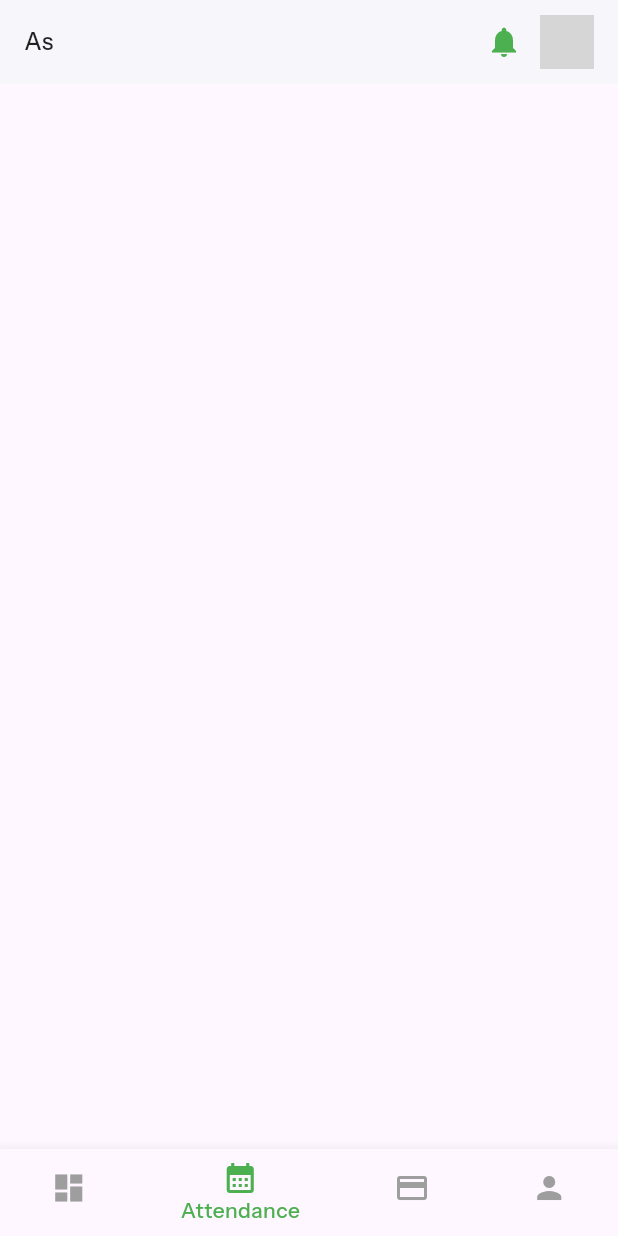
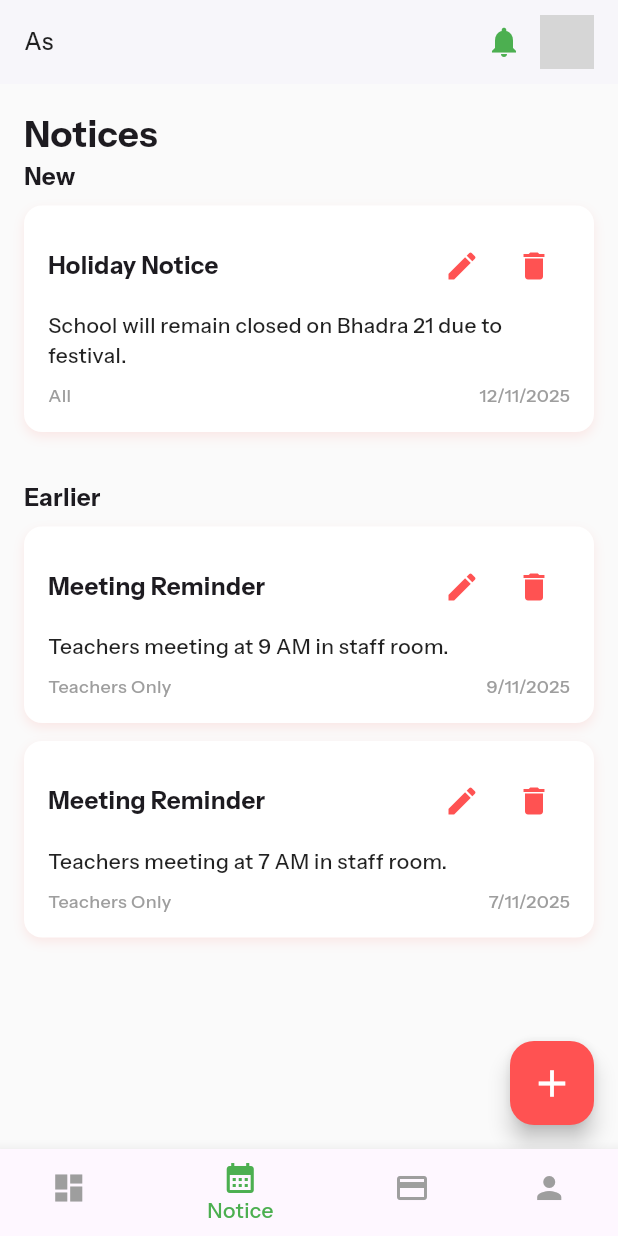
Before and after one commit to Nikmrz/SchoolManagementApp, a Flutter app: the AdminMainview screen opened by its route, item 2 of the bottom bar chosen, on a phone screen of 412 x 824 dp. Run offline on Flutter 3.47's test engine with Material 3 defaults, Android fonts, the phone set to English and light mode, and no system bars; our stand-ins replace stacked, stacked_services, stacked_shared; network calls fail; project files that could hold a hidden picture were left out; grey boxes are pictures that could not be loaded.

Commit message:
admin notice section

```diff
--- a/lib/app/app.dart
+++ b/lib/app/app.dart
@@ -3,6 +3,7 @@ import 'package:schoolmngmtapp/ui/dialogs/info_alert/info_alert_dialog.dart';
 import 'package:schoolmngmtapp/ui/views/admin/admin_login/admin_loginview.dart';
 import 'package:schoolmngmtapp/ui/views/admin/admin_main/admin_dashboard/admin_dashview.dart';
 import 'package:schoolmngmtapp/ui/views/admin/admin_main/admin_mainview.dart';
+import 'package:schoolmngmtapp/ui/views/admin/admin_main/admin_notice/admin_noticeview.dart';
 import 'package:schoolmngmtapp/ui/views/home/home_view.dart';
 import 'package:schoolmngmtapp/ui/views/onboarding/onboarding_view.dart';
 import 'package:schoolmngmtapp/ui/views/parent/otp/otp_view.dart';
@@ -50,6 +51,7 @@ import 'package:stacked_services/stacked_services.dart';
     MaterialRoute(page: NoticeView),
     MaterialRoute(page: TeacherProfileView),
     MaterialRoute(page: TeacherAssignmentView),
+    MaterialRoute(page: AdminNoticeView),
     // @stacked-route
   ],
   dependencies: [
--- a/lib/ui/views/admin/admin_main/admin_mainview.dart
+++ b/lib/ui/views/admin/admin_main/admin_mainview.dart
@@ -1,6 +1,7 @@
 import 'package:flutter/material.dart';
 import 'package:schoolmngmtapp/ui/views/admin/admin_main/admin_dashboard/admin_dashview.dart';
 import 'package:schoolmngmtapp/ui/views/admin/admin_main/admin_mainviewmodel.dart';
+import 'package:schoolmngmtapp/ui/views/admin/admin_main/admin_notice/admin_noticeview.dart';
 import 'package:stacked/stacked.dart';
 
 class AdminMainview extends StatelessWidget {
@@ -51,6 +52,7 @@ class AdminMainview extends StatelessWidget {
             index: model.currentIndex,
             children: const [
               AdminDashview(),
+              AdminNoticeView(),
             ],
           ),
           bottomNavigationBar: BottomNavigationBar(
@@ -65,7 +67,7 @@ class AdminMainview extends StatelessWidget {
               ),
               BottomNavigationBarItem(
                 icon: Icon(Icons.calendar_month),
-                label: 'Attendance',
+                label: 'Notice',
               ),
               BottomNavigationBarItem(
                 icon: Icon(Icons.payment),
--- a/lib/ui/views/admin/admin_main/admin_mainviewmodel.dart
+++ b/lib/ui/views/admin/admin_main/admin_mainviewmodel.dart
@@ -16,6 +16,11 @@ class AdminMainviewmodel extends BaseViewModel {
     _navService.navigateTo('/notifications');
   }
 
+  void onNoticePressed() {
+    currentIndex = 1;
+    notifyListeners();
+  }
+
   void onProfilePressed() {
     currentIndex = 3;
     notifyListeners();
--- /dev/null
+++ b/lib/ui/views/admin/admin_main/admin_notice/admin_noticeview.dart
@@ -0,0 +1,88 @@
+import 'package:flutter/material.dart';
+import 'package:schoolmngmtapp/ui/views/admin/admin_main/admin_notice/admin_noticeviewmodel.dart';
+import 'package:schoolmngmtapp/ui/views/admin/admin_main/admin_notice/widgets/notice_card.dart';
+import 'package:schoolmngmtapp/ui/views/admin/admin_main/admin_notice/widgets/notice_form.dart';
+import 'package:stacked/stacked.dart';
+
+class AdminNoticeView extends StatelessWidget {
+  const AdminNoticeView({super.key});
+
+  @override
+  Widget build(BuildContext context) {
+    return ViewModelBuilder.reactive(
+      viewModelBuilder: () => AdminNoticeViewModel(),
+      builder: (context, model, child) {
+        return Scaffold(
+          backgroundColor: Colors.grey[50],
+          body: model.isBusy
+              ? const Center(child: CircularProgressIndicator())
+              : ListView(
+                  padding: const EdgeInsets.all(16),
+                  children: [
+                    Text(
+                      "Notices",
+                      style: TextStyle(
+                        fontSize: 24,
+                        fontWeight: FontWeight.bold,
+                      ),
+                    ),
+                    if (model.newNotices.isNotEmpty)
+                      const Padding(
+                        padding: EdgeInsets.only(bottom: 8),
+                        child: Text(
+                          "New",
+                          style: TextStyle(
+                            fontSize: 16,
+                            fontWeight: FontWeight.bold,
+                          ),
+                        ),
+                      ),
+                    ...model.newNotices.map(
+                      (notice) => NoticeCard(
+                        notice: notice,
+                        onEdit: () => model.editNotice(context, notice),
+                        onDelete: () => model.deleteNotice(notice),
+                      ),
+                    ),
+                    const SizedBox(height: 20),
+                    if (model.olderNotices.isNotEmpty)
+                      const Padding(
+                        padding: EdgeInsets.only(bottom: 8),
+                        child: Text(
+                          "Earlier",
+                          style: TextStyle(
+                            fontSize: 16,
+                            fontWeight: FontWeight.bold,
+                          ),
+                        ),
+                      ),
+                    ...model.olderNotices.map(
+                      (notice) => NoticeCard(
+                        notice: notice,
+                        onEdit: () => model.editNotice(context, notice),
+                        onDelete: () => model.deleteNotice(notice),
+                      ),
+                    ),
+                  ],
+                ),
+          floatingActionButton: FloatingActionButton(
+            onPressed: () => showModalBottomSheet(
+              context: context,
+              isScrollControlled: true,
+              backgroundColor: Colors.transparent,
+              builder: (context) => Padding(
+                padding: EdgeInsets.only(
+                    bottom: MediaQuery.of(context).viewInsets.bottom),
+                child: NoticeForm(
+                  onSubmit: (newNotice) => model.addNotice(newNotice),
+                ),
+              ),
+            ),
+            backgroundColor: Colors.redAccent,
+            child: const Icon(Icons.add, color: Colors.white, size: 30),
+          ),
+        );
+      },
+    );
+  }
+}
--- /dev/null
+++ b/lib/ui/views/admin/admin_main/admin_notice/admin_noticeviewmodel.dart
@@ -0,0 +1,106 @@
+import 'package:flutter/material.dart';
+import 'package:stacked/stacked.dart';
+
+class Notice {
+  final String title;
+  final String description;
+  final String audience;
+  final DateTime date;
+
+  Notice({
+    required this.title,
+    required this.description,
+    required this.audience,
+    required this.date,
+  });
+}
+
+class AdminNoticeViewModel extends BaseViewModel {
+  final List<Notice> _notices = [
+    Notice(
+      title: "Holiday Notice",
+      description: "School will remain closed on Bhadra 21 due to festival.",
+      audience: "All",
+      date: DateTime.now(),
+    ),
+    Notice(
+      title: "Meeting Reminder",
+      description: "Teachers meeting at 9 AM in staff room.",
+      audience: "Teachers Only",
+      date: DateTime.now().subtract(const Duration(days: 3)),
+    ),
+    Notice(
+      title: "Meeting Reminder",
+      description: "Teachers meeting at 7 AM in staff room.",
+      audience: "Teachers Only",
+      date: DateTime.now().subtract(const Duration(days: 5)),
+    ),
+  ];
+
+  List<Notice> get newNotices => _notices
+      .where((n) =>
+          n.date.isAfter(DateTime.now().subtract(const Duration(days: 2))))
+      .toList();
+
+  List<Notice> get olderNotices => _notices
+      .where((n) =>
+          n.date.isBefore(DateTime.now().subtract(const Duration(days: 2))))
+      .toList();
+
+  void addNotice(Notice newNotice) {
+    _notices.insert(0, newNotice);
+    notifyListeners();
+  }
+
+  void deleteNotice(Notice notice) {
+    _notices.remove(notice);
+    notifyListeners();
+  }
+
+  void editNotice(BuildContext context, Notice notice) {
+    TextEditingController titleCtrl = TextEditingController(text: notice.title);
+    TextEditingController descCtrl =
+        TextEditingController(text: notice.description);
+
+    showDialog(
+      context: context,
+      builder: (_) => AlertDialog(
+        title: const Text("Edit Notice"),
+        content: Column(
+          mainAxisSize: MainAxisSize.min,
+          children: [
+            TextField(
+                controller: titleCtrl,
+                decoration: const InputDecoration(labelText: "Title")),
+            const SizedBox(height: 8),
+            TextField(
+                controller: descCtrl,
+                decoration: const InputDecoration(labelText: "Description")),
+          ],
+        ),
+        actions: [
+          TextButton(
+              onPressed: () => Navigator.pop(context),
+              child: const Text("Cancel")),
+          ElevatedButton(
+            onPressed: () {
+              final idx = _notices.indexOf(notice);
+              if (idx != -1) {
+                _notices[idx] = Notice(
+                  title: titleCtrl.text,
+                  description: descCtrl.text,
+                  audience: notice.audience,
+                  date: notice.date,
+                );
+                notifyListeners();
+              }
+              Navigator.pop(context);
+            },
+            style: ElevatedButton.styleFrom(backgroundColor: Colors.redAccent),
+            child: const Text("Save"),
+          ),
+        ],
+      ),
+    );
+  }
+}
--- /dev/null
+++ b/lib/ui/views/admin/admin_main/admin_notice/widgets/notice_card.dart
@@ -0,0 +1,79 @@
+import 'package:flutter/material.dart';
+import 'package:schoolmngmtapp/ui/views/admin/admin_main/admin_notice/admin_noticeviewmodel.dart';
+
+class NoticeCard extends StatelessWidget {
+  final Notice notice;
+  final VoidCallback onEdit;
+  final VoidCallback onDelete;
+
+  const NoticeCard({
+    super.key,
+    required this.notice,
+    required this.onEdit,
+    required this.onDelete,
+  });
+
+  @override
+  Widget build(BuildContext context) {
+    return Container(
+      margin: const EdgeInsets.only(bottom: 12),
+      padding: const EdgeInsets.all(16),
+      decoration: BoxDecoration(
+        color: Colors.white,
+        borderRadius: BorderRadius.circular(12),
+        boxShadow: [
+          BoxShadow(
+            color: Colors.red.withOpacity(0.1),
+            blurRadius: 6,
+            offset: const Offset(0, 3),
+          ),
+        ],
+      ),
+      child: Column(
+        crossAxisAlignment: CrossAxisAlignment.start,
+        children: [
+          Row(
+            children: [
+              Expanded(
+                child: Text(
+                  notice.title,
+                  style: const TextStyle(
+                    fontSize: 16,
+                    fontWeight: FontWeight.bold,
+                  ),
+                ),
+              ),
+              IconButton(
+                icon: const Icon(Icons.edit, color: Colors.redAccent),
+                onPressed: onEdit,
+              ),
+              IconButton(
+                icon: const Icon(Icons.delete, color: Colors.redAccent),
+                onPressed: onDelete,
+              ),
+            ],
+          ),
+          const SizedBox(height: 6),
+          Text(
+            notice.description,
+            style: const TextStyle(fontSize: 14, color: Colors.black87),
+          ),
+          const SizedBox(height: 8),
+          Row(
+            mainAxisAlignment: MainAxisAlignment.spaceBetween,
+            children: [
+              Text(
+                notice.audience,
+                style: const TextStyle(fontSize: 12, color: Colors.grey),
+              ),
+              Text(
+                "${notice.date.day}/${notice.date.month}/${notice.date.year}",
+                style: const TextStyle(fontSize: 12, color: Colors.grey),
+              ),
+            ],
+          ),
+        ],
+      ),
+    );
+  }
+}
```
Also changed, not shown: lib/app/app.router.dart (+68 -25 lines), lib/ui/views/admin/admin_main/admin_notice/widgets/notice_form.dart (added, +121 -0 lines).
